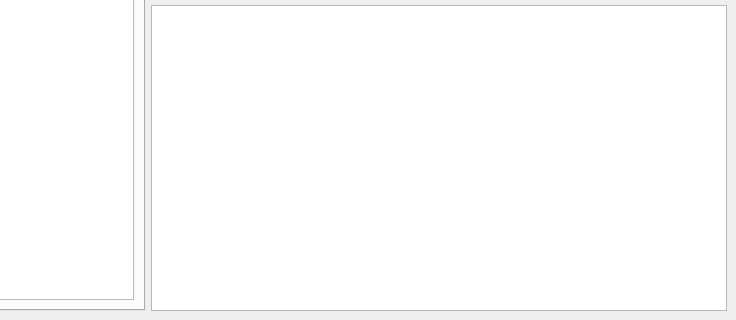
Before: the Qt Designer form qt/ui/MainMenu.ui in NinjaCheetah/NUSGet, drawn with Qt 5; both pictures show x 274 to 1010 and y 355 to 675 of the 1010 by 675 pixel window.
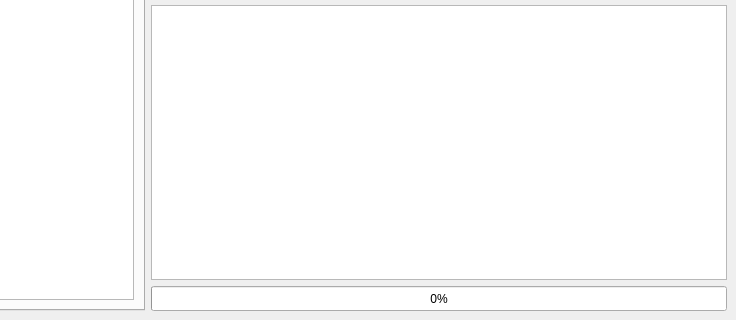
After: the same form once the commit is applied. Icons and pictures are not drawn. Custom widgets are drawn as their Qt base class.

Commit message: Added progress bar to show download progress

```diff
--- a/qt/ui/MainMenu.ui
+++ b/qt/ui/MainMenu.ui
@@ -422,7 +422,7 @@
         <property name="minimumSize">
          <size>
           <width>0</width>
-          <height>247</height>
+          <height>222</height>
          </size>
         </property>
         <property name="markdown">
@@ -435,11 +435,30 @@
 hr { height: 1px; border-width: 0; }
 li.unchecked::marker { content: &quot;\2610&quot;; }
 li.checked::marker { content: &quot;\2612&quot;; }
-&lt;/style&gt;&lt;/head&gt;&lt;body style=&quot; font-family:'.AppleSystemUIFont'; font-size:13pt; font-weight:400; font-style:normal;&quot;&gt;
+&lt;/style&gt;&lt;/head&gt;&lt;body style=&quot; font-family:'Noto Sans'; font-size:10pt; font-weight:400; font-style:normal;&quot;&gt;
 &lt;p style=&quot;-qt-paragraph-type:empty; margin-top:0px; margin-bottom:0px; margin-left:0px; margin-right:0px; -qt-block-indent:0; text-indent:0px; font-family:'Sans Serif'; font-size:9pt;&quot;&gt;&lt;br /&gt;&lt;/p&gt;&lt;/body&gt;&lt;/html&gt;</string>
         </property>
        </widget>
       </item>
+      <item>
+       <widget class="QProgressBar" name="progress_bar">
+        <property name="minimumSize">
+         <size>
+          <width>0</width>
+          <height>25</height>
+         </size>
+        </property>
+        <property name="maximumSize">
+         <size>
+          <width>16777215</width>
+          <height>30</height>
+         </size>
+        </property>
+        <property name="value">
+         <number>0</number>
+        </property>
+       </widget>
+      </item>
      </layout>
     </item>
    </layout>
```
Left out of the diff: 2 changed lines with no effect on the pictures. The commit also changes 9 other files.
